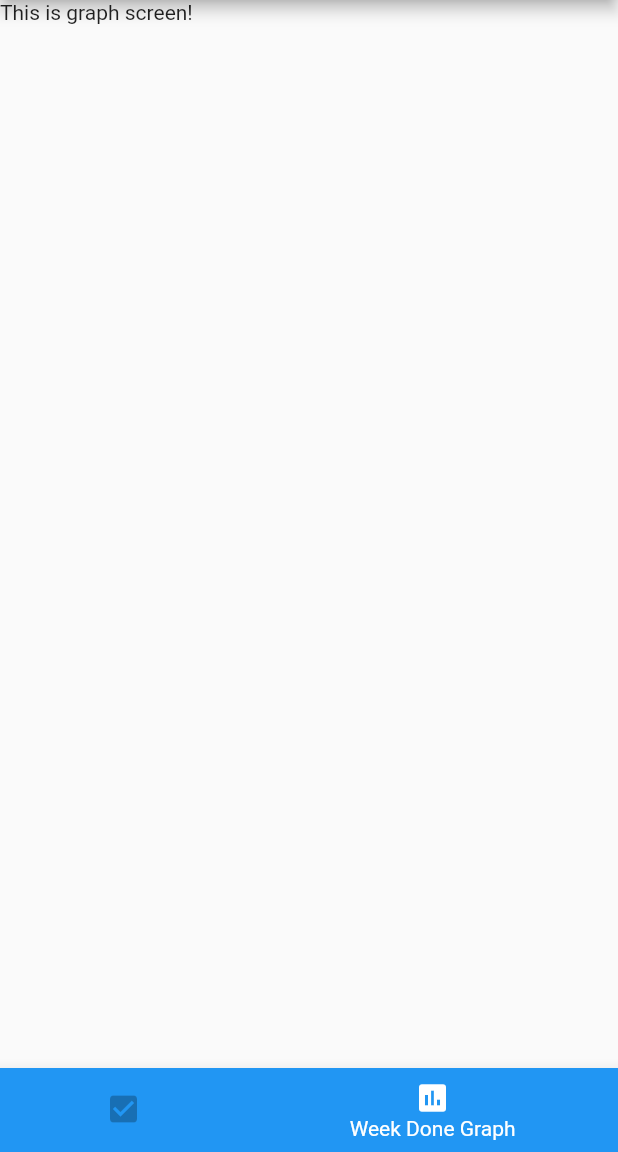
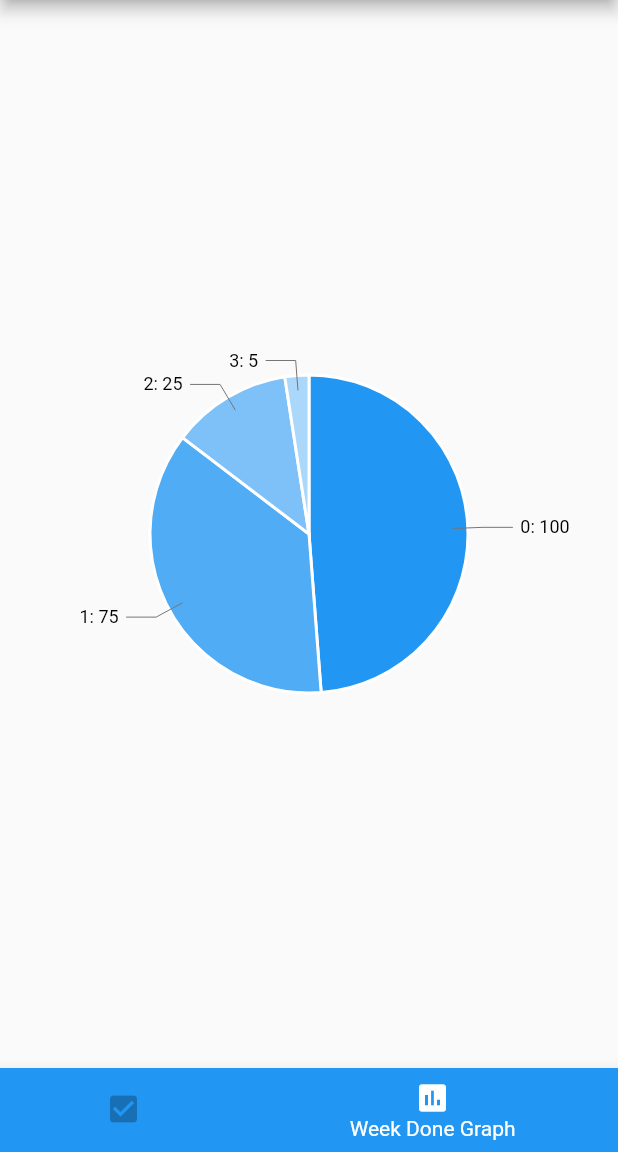
Before and after one commit to bigface0202/WeekDoneList, a Flutter app: the screen it shows after launch, item 2 of the bottom bar chosen, on a phone screen of 412 x 824 dp, the part 84-1236 px from its top. Run offline on Flutter 3.47's test engine with Material 2 defaults, Android fonts, the phone set to English and light mode, and no system bars; our stand-ins replace charts_flutter.

Commit message:
Adding the pie chart but need more improve...

```diff
--- a/lib/screens/graph_screen.dart
+++ b/lib/screens/graph_screen.dart
@@ -1,14 +1,45 @@
 import 'package:flutter/material.dart';
+import 'package:charts_flutter/flutter.dart' as charts;
 // import 'package:provider/provider.dart';
 
 // import '../models/transaction_prov.dart';
 // import '../models/key_and_item_prov.dart';
 
 class GraphScreen extends StatelessWidget {
+  final List<charts.Series> seriesList;
+  final bool animate;
+
+  GraphScreen(this.seriesList, this.animate);
+
+  /// Creates a [PieChart] with sample data and no transition.
+  // factory GraphScreen.withSampleData() {
+  //   return new GraphScreen(
+  //     _createSampleData(),
+  //     // Disable animations for image tests.
+  //     animate: false,
+  //   );
+  // }
+
   @override
   Widget build(BuildContext context) {
-    return Scaffold(
-      body: Text('This is graph screen!'),
+    return Container(
+      padding: EdgeInsets.all(80),
+      child: charts.PieChart(seriesList,
+          animate: animate,
+          // Add an [ArcLabelDecorator] configured to render labels outside of the
+          // arc with a leader line.
+          //
+          // Text style for inside / outside can be controlled independently by
+          // setting [insideLabelStyleSpec] and [outsideLabelStyleSpec].
+          //
+          // Example configuring different styles for inside/outside:
+          //       new charts.ArcLabelDecorator(
+          //          insideLabelStyleSpec: new charts.TextStyleSpec(...),
+          //          outsideLabelStyleSpec: new charts.TextStyleSpec(...)),
+          defaultRenderer: new charts.ArcRendererConfig(arcRendererDecorators: [
+            new charts.ArcLabelDecorator(
+                labelPosition: charts.ArcLabelPosition.outside)
+          ])),
     );
   }
 }
--- a/lib/screens/tabs_screen.dart
+++ b/lib/screens/tabs_screen.dart
@@ -1,8 +1,17 @@
 import 'package:flutter/material.dart';
+import 'package:charts_flutter/flutter.dart' as charts;
 
 import './graph_screen.dart';
 import './index_screen.dart';
 import '.././widgets/main_drawer.dart';
+
+/// Sample linear data type.
+class LinearSales {
+  final int year;
+  final int sales;
+
+  LinearSales(this.year, this.sales);
+}
 
 class TabsScreen extends StatefulWidget {
 
@@ -13,6 +22,26 @@ class TabsScreen extends StatefulWidget {
 class _TabsScreenState extends State<TabsScreen> {
   List<Map<String, Object>> _pages;
   int _selectedPageIndex = 0;
+  /// Create one series with sample hard coded data.
+  static List<charts.Series<LinearSales, int>> _createSampleData() {
+    final data = [
+      new LinearSales(0, 100),
+      new LinearSales(1, 75),
+      new LinearSales(2, 25),
+      new LinearSales(3, 5),
+    ];
+
+    return [
+      new charts.Series<LinearSales, int>(
+        id: 'Sales',
+        domainFn: (LinearSales sales, _) => sales.year,
+        measureFn: (LinearSales sales, _) => sales.sales,
+        data: data,
+        // Set a label accessor to control the text of the arc label.
+        labelAccessorFn: (LinearSales row, _) => '${row.year}: ${row.sales}',
+      )
+    ];
+  }
 
   @override
   void initState() {
@@ -22,7 +51,7 @@ class _TabsScreenState extends State<TabsScreen> {
         'title': 'Week Done List',
       },
       {
-        'page': GraphScreen(),
+        'page': GraphScreen(_createSampleData(), false),
         'title': 'Week Done Graph',
       },
     ];
--- a/pubspec.yaml
+++ b/pubspec.yaml
@@ -21,6 +21,7 @@ dependencies:
     sdk: flutter
   intl: ^0.16.1
   provider: ^4.0.5+1
+  charts_flutter: ^0.9.0
 
   # The following adds the Cupertino Icons font to your application.
   # Use with the CupertinoIcons class for iOS style icons.
```
Also changed, not shown: pubspec.lock.
